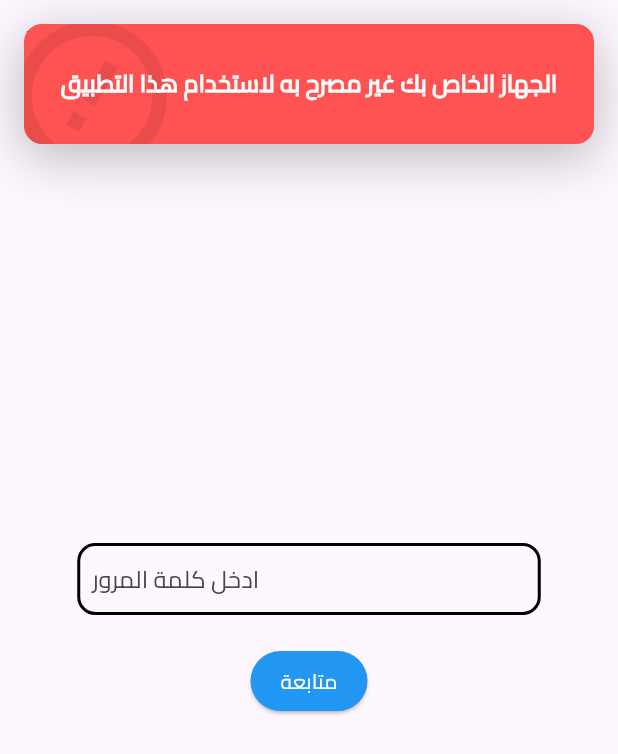
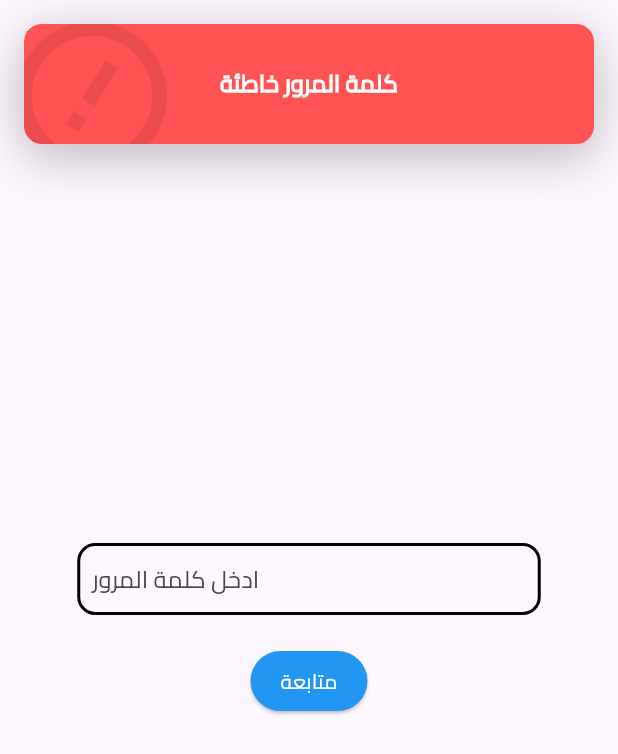
Before and after one commit to SamerAlHamwi/sy, a Flutter app: the screen it shows after launch, after a tap on "متابعة", on a phone screen of 412 x 824 dp. Shown: the top 754 px of the screen. Run offline on Flutter 3.47's test engine with Material 3 defaults, Android fonts, the phone set to English and light mode, and no system bars; drawn by our look-alikes of top_snackbar_flutter; our stand-ins replace audioplayers, device_info_plus, dio, get_storage; statements that could not run were skipped.

```diff
--- a/lib/screens/password/password_screen.dart
+++ b/lib/screens/password/password_screen.dart
@@ -56,10 +56,10 @@ class _PasswordScreenState extends State<PasswordScreen> {
           ),
           ElevatedButton(
             onPressed: () async {
-              // String password = generatePassword();
+              String password = generatePassword();
               // print(password);
-              if(await getDevice()){
-                String password = generatePassword();
+              // if(await getDevice()){
+              //   String password = generatePassword();
                 if(password == passwordController.text.trim()){
                   Navigator.push(context, MaterialPageRoute(
                     builder: (context)=> SettingsData.hasToken() ? const HomeScreen(isWithUpdate: true,) : const LoginScreen(),
@@ -73,20 +73,20 @@ class _PasswordScreenState extends State<PasswordScreen> {
                     ),
                   );
                 }
-              }
-              else if(passwordController.text.trim() == 'rafah' || passwordController.text.trim() == 'mhd'){
-                Navigator.push(context, MaterialPageRoute(
-                  builder: (context)=> SettingsData.hasToken() ? const HomeScreen(isWithUpdate: true,) : const LoginScreen(),
-                ));
-              }
-              else{
-                showTopSnackBar(
-                  Overlay.of(context),
-                  const CustomSnackBar.error(
-                    message: 'الجهاز الخاص بك غير مصرح به لاستخدام هذا التطبيق',
-                  ),
-                );
-              }
+              // }
+              // else if(passwordController.text.trim() == 'rafah' || passwordController.text.trim() == 'mhd'){
+              //   Navigator.push(context, MaterialPageRoute(
+              //     builder: (context)=> SettingsData.hasToken() ? const HomeScreen(isWithUpdate: true,) : const LoginScreen(),
+              //   ));
+              // }
+              // else{
+              //   showTopSnackBar(
+              //     Overlay.of(context),
+              //     const CustomSnackBar.error(
+              //       message: 'الجهاز الخاص بك غير مصرح به لاستخدام هذا التطبيق',
+              //     ),
+              //   );
+              // }
             },
             child: const Text('متابعة'),
           ),
```
